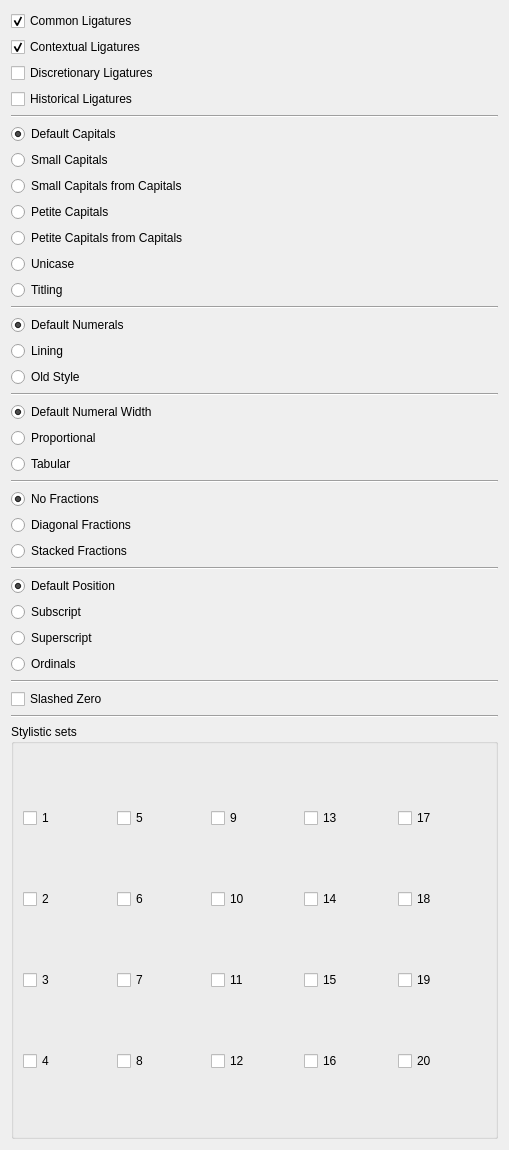
First picture: the form in scribus/ui/propertywidget_fontfeaturesbase.ui, repository nitramr/scribus, before the edit.
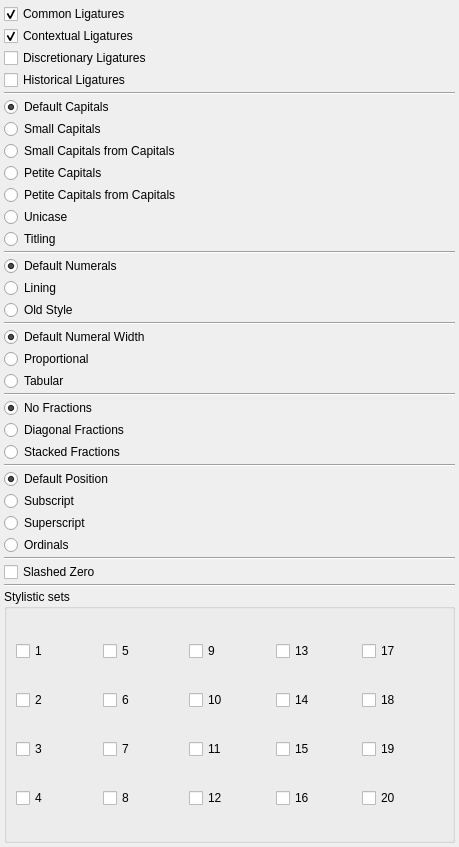
Second picture: the form after the edit.

The edit to the form file:
```diff
--- a/scribus/ui/propertywidget_fontfeaturesbase.ui
+++ b/scribus/ui/propertywidget_fontfeaturesbase.ui
@@ -6,8 +6,8 @@
    <rect>
     <x>0</x>
     <y>0</y>
-    <width>509</width>
-    <height>1150</height>
+    <width>459</width>
+    <height>847</height>
    </rect>
   </property>
   <property name="sizePolicy">
@@ -26,6 +26,21 @@
    <string notr="true">Frame</string>
   </property>
   <layout class="QVBoxLayout" name="verticalLayout">
+   <property name="spacing">
+    <number>2</number>
+   </property>
+   <property name="leftMargin">
+    <number>4</number>
+   </property>
+   <property name="topMargin">
+    <number>4</number>
+   </property>
+   <property name="rightMargin">
+    <number>4</number>
+   </property>
+   <property name="bottomMargin">
+    <number>4</number>
+   </property>
    <item>
     <widget class="QCheckBox" name="CommonCheck">
      <property name="toolTip">
```
